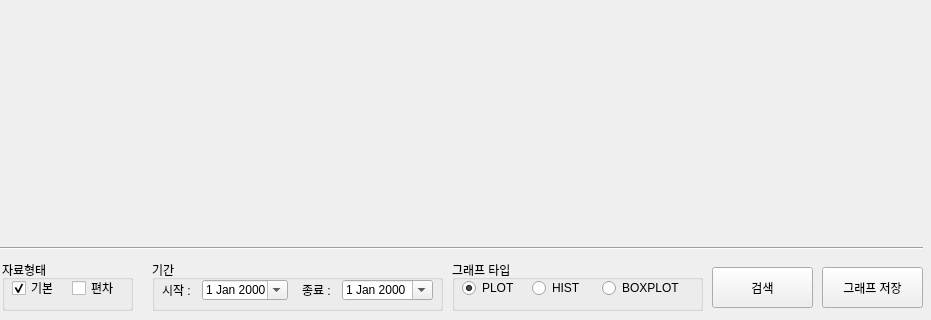
benzoa/pythonStudy, file simple_project/data_analysis/seoul_temperature/ui/seoul_temp_graph.ui: the form before one commit; both pictures show x 258 to 1189 and y 350 to 670 of the 1189 by 670 pixel window.
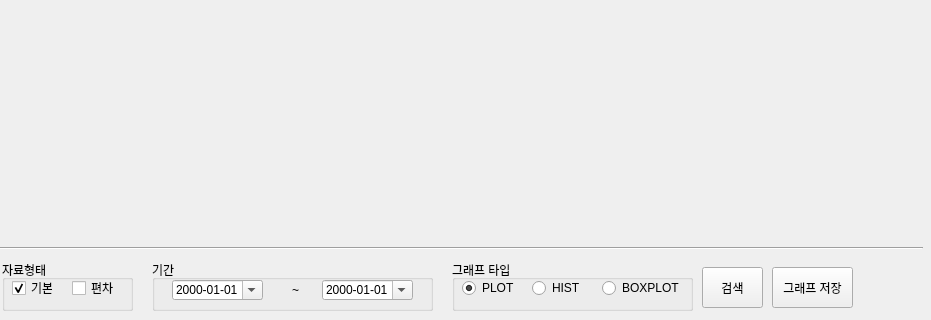
The form after the commit.

Commit message: Change the period selection and modify the start date

Diff of the .ui file:
```diff
--- a/simple_project/data_analysis/seoul_temperature/ui/seoul_temp_graph.ui
+++ b/simple_project/data_analysis/seoul_temperature/ui/seoul_temp_graph.ui
@@ -144,9 +144,9 @@
   <widget class="QPushButton" name="btn_search">
    <property name="geometry">
     <rect>
-     <x>970</x>
+     <x>960</x>
      <y>617</y>
-     <width>101</width>
+     <width>61</width>
      <height>41</height>
     </rect>
    </property>
@@ -172,35 +172,25 @@
     <rect>
      <x>410</x>
      <y>610</y>
-     <width>291</width>
+     <width>281</width>
      <height>51</height>
     </rect>
    </property>
    <property name="title">
     <string>기간</string>
    </property>
-   <widget class="QLabel" name="label_2">
-    <property name="geometry">
-     <rect>
-      <x>10</x>
-      <y>20</y>
-      <width>36</width>
-      <height>20</height>
-     </rect>
-    </property>
-    <property name="text">
-     <string>시작 : </string>
-    </property>
-   </widget>
    <widget class="QDateEdit" name="de_start">
     <property name="geometry">
      <rect>
-      <x>50</x>
+      <x>20</x>
       <y>20</y>
-      <width>86</width>
+      <width>91</width>
       <height>20</height>
      </rect>
     </property>
+    <property name="displayFormat">
+     <string>yyyy-MM-dd</string>
+    </property>
     <property name="calendarPopup">
      <bool>true</bool>
     </property>
@@ -208,25 +198,28 @@
    <widget class="QLabel" name="label_3">
     <property name="geometry">
      <rect>
-      <x>150</x>
+      <x>140</x>
       <y>20</y>
-      <width>41</width>
+      <width>16</width>
       <height>20</height>
      </rect>
     </property>
     <property name="text">
-     <string>종료 : </string>
+     <string>~</string>
     </property>
    </widget>
    <widget class="QDateEdit" name="de_end">
     <property name="geometry">
      <rect>
-      <x>190</x>
+      <x>170</x>
       <y>20</y>
       <width>91</width>
       <height>20</height>
      </rect>
     </property>
+    <property name="displayFormat">
+     <string>yyyy-MM-dd</string>
+    </property>
     <property name="calendarPopup">
      <bool>true</bool>
     </property>
@@ -248,7 +241,7 @@
     <rect>
      <x>710</x>
      <y>610</y>
-     <width>251</width>
+     <width>241</width>
      <height>51</height>
     </rect>
    </property>
@@ -289,7 +282,7 @@
      <rect>
       <x>150</x>
       <y>20</y>
-      <width>91</width>
+      <width>81</width>
       <height>16</height>
      </rect>
     </property>
@@ -301,9 +294,9 @@
   <widget class="QPushButton" name="btn_save_graph">
    <property name="geometry">
     <rect>
-     <x>1080</x>
+     <x>1030</x>
      <y>617</y>
-     <width>101</width>
+     <width>81</width>
      <height>41</height>
     </rect>
    </property>
```
The commit also changes 1 other file.
